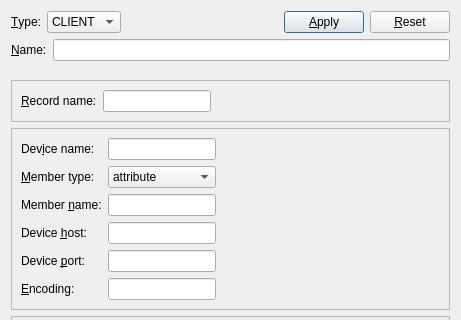
Old version of the form ndtsconfigtool/ui/datasourcedlg.ui in the repository jkotan/nexdatas.configtool; both pictures show x 0 to 461 and y 0 to 320 of the 461 by 1047 pixel window.
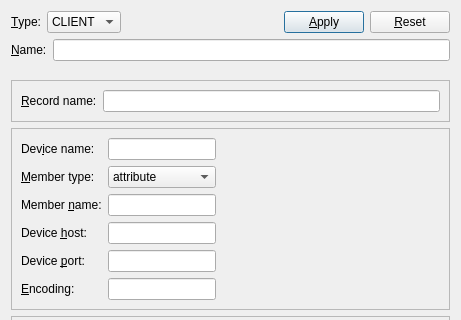
New version of the form.

```diff
--- a/ndtsconfigtool/ui/datasourcedlg.ui
+++ b/ndtsconfigtool/ui/datasourcedlg.ui
@@ -138,13 +138,13 @@
        <property name="frameShadow">
         <enum>QFrame::Raised</enum>
        </property>
-       <layout class="QFormLayout" name="formLayout">
-        <property name="horizontalSpacing">
-         <number>6</number>
-        </property>
+       <layout class="QGridLayout" name="gridLayout_6">
         <property name="leftMargin">
          <number>9</number>
         </property>
+        <property name="horizontalSpacing">
+         <number>6</number>
+        </property>
         <item row="0" column="0">
          <layout class="QHBoxLayout" name="horizontalLayout_2">
           <item>
```
